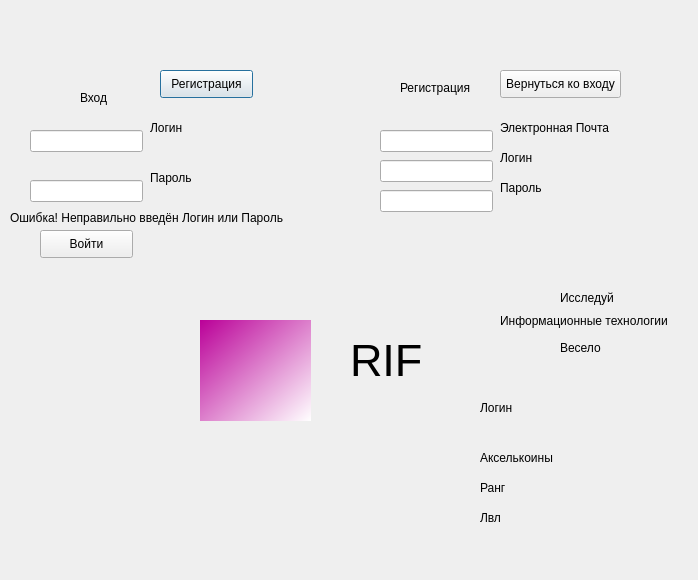
Before: the Qt Designer form 1.ui in UserName4108/Hakaton1, drawn with Qt 5.
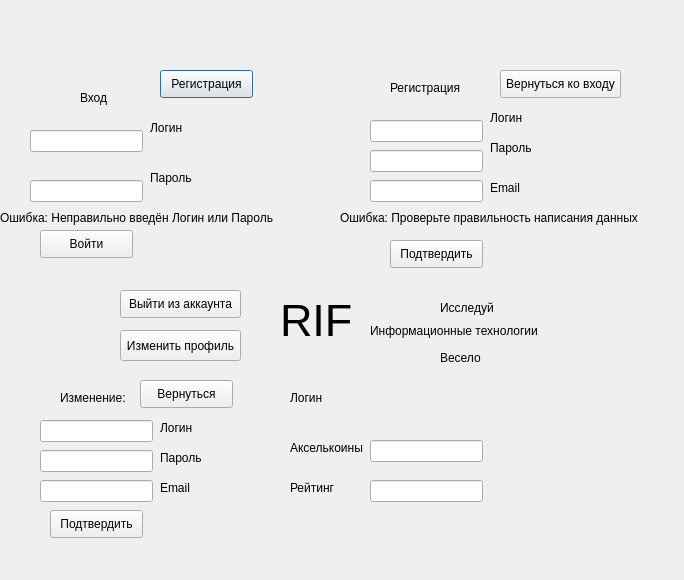
After: the same form once the commit is applied.

Commit message: Работа с главной страницей

Patch:
```diff
--- a/1.ui
+++ b/1.ui
@@ -6,7 +6,7 @@
    <rect>
     <x>0</x>
     <y>0</y>
-    <width>698</width>
+    <width>684</width>
     <height>580</height>
    </rect>
   </property>
@@ -16,8 +16,8 @@
   <widget class="QLineEdit" name="r2">
    <property name="geometry">
     <rect>
-     <x>380</x>
-     <y>130</y>
+     <x>370</x>
+     <y>180</y>
      <width>113</width>
      <height>22</height>
     </rect>
@@ -26,7 +26,7 @@
   <widget class="QLabel" name="l4">
    <property name="geometry">
     <rect>
-     <x>400</x>
+     <x>390</x>
      <y>80</y>
      <width>81</width>
      <height>16</height>
@@ -39,21 +39,21 @@
   <widget class="QLabel" name="l5">
    <property name="geometry">
     <rect>
-     <x>500</x>
-     <y>120</y>
-     <width>121</width>
+     <x>490</x>
+     <y>180</y>
+     <width>31</width>
      <height>16</height>
     </rect>
    </property>
    <property name="text">
-    <string>Электронная Почта</string>
+    <string>Email</string>
    </property>
   </widget>
   <widget class="QLineEdit" name="r4">
    <property name="geometry">
     <rect>
-     <x>380</x>
-     <y>190</y>
+     <x>370</x>
+     <y>150</y>
      <width>113</width>
      <height>22</height>
     </rect>
@@ -62,9 +62,9 @@
   <widget class="QLabel" name="l7">
    <property name="geometry">
     <rect>
-     <x>500</x>
-     <y>180</y>
-     <width>55</width>
+     <x>490</x>
+     <y>140</y>
+     <width>51</width>
      <height>16</height>
     </rect>
    </property>
@@ -160,8 +160,8 @@
   <widget class="QLineEdit" name="r3">
    <property name="geometry">
     <rect>
-     <x>380</x>
-     <y>160</y>
+     <x>370</x>
+     <y>120</y>
      <width>113</width>
      <height>22</height>
     </rect>
@@ -170,9 +170,9 @@
   <widget class="QLabel" name="l6">
    <property name="geometry">
     <rect>
-     <x>500</x>
-     <y>150</y>
-     <width>55</width>
+     <x>490</x>
+     <y>110</y>
+     <width>41</width>
      <height>16</height>
     </rect>
    </property>
@@ -196,8 +196,8 @@
   <widget class="QLabel" name="z2">
    <property name="geometry">
     <rect>
-     <x>560</x>
-     <y>290</y>
+     <x>440</x>
+     <y>300</y>
      <width>55</width>
      <height>16</height>
     </rect>
@@ -209,8 +209,8 @@
   <widget class="QLabel" name="z3">
    <property name="geometry">
     <rect>
-     <x>500</x>
-     <y>310</y>
+     <x>370</x>
+     <y>320</y>
      <width>181</width>
      <height>21</height>
     </rect>
@@ -222,8 +222,8 @@
   <widget class="QLabel" name="z4">
    <property name="geometry">
     <rect>
-     <x>560</x>
-     <y>340</y>
+     <x>440</x>
+     <y>350</y>
      <width>55</width>
      <height>16</height>
     </rect>
@@ -232,36 +232,10 @@
     <string>Весело</string>
    </property>
   </widget>
-  <widget class="QLabel" name="z5">
-   <property name="geometry">
-    <rect>
-     <x>480</x>
-     <y>400</y>
-     <width>55</width>
-     <height>16</height>
-    </rect>
-   </property>
-   <property name="text">
-    <string>Логин</string>
-   </property>
-  </widget>
-  <widget class="QLabel" name="z6">
-   <property name="geometry">
-    <rect>
-     <x>480</x>
-     <y>450</y>
-     <width>81</width>
-     <height>16</height>
-    </rect>
-   </property>
-   <property name="text">
-    <string>Акселькоины</string>
-   </property>
-  </widget>
   <widget class="QLabel" name="lo">
    <property name="geometry">
     <rect>
-     <x>10</x>
+     <x>0</x>
      <y>210</y>
      <width>291</width>
      <height>16</height>
@@ -271,55 +245,14 @@
     <enum>QFrame::NoFrame</enum>
    </property>
    <property name="text">
-    <string>Ошибка! Неправильно введён Логин или Пароль</string>
-   </property>
-  </widget>
-  <widget class="QLabel" name="label">
-   <property name="geometry">
-    <rect>
-     <x>480</x>
-     <y>480</y>
-     <width>31</width>
-     <height>16</height>
-    </rect>
-   </property>
-   <property name="text">
-    <string>Ранг</string>
-   </property>
-  </widget>
-  <widget class="QLabel" name="label_2">
-   <property name="geometry">
-    <rect>
-     <x>480</x>
-     <y>510</y>
-     <width>31</width>
-     <height>16</height>
-    </rect>
-   </property>
-   <property name="text">
-    <string>Лвл</string>
-   </property>
-  </widget>
-  <widget class="QWidget" name="widget" native="true">
-   <property name="geometry">
-    <rect>
-     <x>200</x>
-     <y>320</y>
-     <width>111</width>
-     <height>101</height>
-    </rect>
-   </property>
-   <property name="styleSheet">
-    <string notr="true">QWidget{
-background-color:qlineargradient(spread:pad, x1:0, y1:0, x2:1, y2:1, stop:0 rgba(186, 0, 152, 255), stop:1 rgba(255, 255, 255, 255))
-}</string>
+    <string>Ошибка: Неправильно введён Логин или Пароль</string>
    </property>
   </widget>
   <widget class="QLabel" name="z1">
    <property name="geometry">
     <rect>
-     <x>350</x>
-     <y>340</y>
+     <x>280</x>
+     <y>300</y>
      <width>71</width>
      <height>41</height>
     </rect>
@@ -335,6 +268,225 @@
     <string>RIF</string>
    </property>
   </widget>
+  <widget class="QLabel" name="lr1">
+   <property name="geometry">
+    <rect>
+     <x>340</x>
+     <y>210</y>
+     <width>321</width>
+     <height>16</height>
+    </rect>
+   </property>
+   <property name="text">
+    <string>Ошибка: Проверьте правильность написания данных</string>
+   </property>
+  </widget>
+  <widget class="QPushButton" name="p2">
+   <property name="geometry">
+    <rect>
+     <x>390</x>
+     <y>240</y>
+     <width>93</width>
+     <height>28</height>
+    </rect>
+   </property>
+   <property name="text">
+    <string>Подтвердить</string>
+   </property>
+  </widget>
+  <widget class="QLabel" name="z5">
+   <property name="geometry">
+    <rect>
+     <x>290</x>
+     <y>390</y>
+     <width>55</width>
+     <height>16</height>
+    </rect>
+   </property>
+   <property name="text">
+    <string>Логин</string>
+   </property>
+  </widget>
+  <widget class="QLabel" name="z6">
+   <property name="geometry">
+    <rect>
+     <x>290</x>
+     <y>440</y>
+     <width>81</width>
+     <height>16</height>
+    </rect>
+   </property>
+   <property name="text">
+    <string>Акселькоины</string>
+   </property>
+  </widget>
+  <widget class="QLabel" name="z7">
+   <property name="geometry">
+    <rect>
+     <x>290</x>
+     <y>480</y>
+     <width>51</width>
+     <height>16</height>
+    </rect>
+   </property>
+   <property name="text">
+    <string>Рейтинг</string>
+   </property>
+  </widget>
+  <widget class="QLineEdit" name="z9">
+   <property name="geometry">
+    <rect>
+     <x>370</x>
+     <y>480</y>
+     <width>113</width>
+     <height>22</height>
+    </rect>
+   </property>
+  </widget>
+  <widget class="QLineEdit" name="z8">
+   <property name="geometry">
+    <rect>
+     <x>370</x>
+     <y>440</y>
+     <width>113</width>
+     <height>22</height>
+    </rect>
+   </property>
+  </widget>
+  <widget class="QPushButton" name="z11">
+   <property name="geometry">
+    <rect>
+     <x>120</x>
+     <y>290</y>
+     <width>121</width>
+     <height>28</height>
+    </rect>
+   </property>
+   <property name="text">
+    <string>Выйти из аккаунта</string>
+   </property>
+  </widget>
+  <widget class="QPushButton" name="p3">
+   <property name="geometry">
+    <rect>
+     <x>120</x>
+     <y>330</y>
+     <width>121</width>
+     <height>31</height>
+    </rect>
+   </property>
+   <property name="text">
+    <string>Изменить профиль</string>
+   </property>
+  </widget>
+  <widget class="QLineEdit" name="o3">
+   <property name="geometry">
+    <rect>
+     <x>40</x>
+     <y>420</y>
+     <width>113</width>
+     <height>22</height>
+    </rect>
+   </property>
+  </widget>
+  <widget class="QLineEdit" name="o5">
+   <property name="geometry">
+    <rect>
+     <x>40</x>
+     <y>450</y>
+     <width>113</width>
+     <height>22</height>
+    </rect>
+   </property>
+  </widget>
+  <widget class="QLineEdit" name="o7">
+   <property name="geometry">
+    <rect>
+     <x>40</x>
+     <y>480</y>
+     <width>113</width>
+     <height>22</height>
+    </rect>
+   </property>
+  </widget>
+  <widget class="QLabel" name="o4">
+   <property name="geometry">
+    <rect>
+     <x>160</x>
+     <y>420</y>
+     <width>55</width>
+     <height>16</height>
+    </rect>
+   </property>
+   <property name="text">
+    <string>Логин</string>
+   </property>
+  </widget>
+  <widget class="QLabel" name="o8">
+   <property name="geometry">
+    <rect>
+     <x>160</x>
+     <y>480</y>
+     <width>55</width>
+     <height>16</height>
+    </rect>
+   </property>
+   <property name="text">
+    <string>Email</string>
+   </property>
+  </widget>
+  <widget class="QLabel" name="o1">
+   <property name="geometry">
+    <rect>
+     <x>60</x>
+     <y>390</y>
+     <width>71</width>
+     <height>16</height>
+    </rect>
+   </property>
+   <property name="text">
+    <string>Изменение:</string>
+   </property>
+  </widget>
+  <widget class="QPushButton" name="o2">
+   <property name="geometry">
+    <rect>
+     <x>140</x>
+     <y>380</y>
+     <width>93</width>
+     <height>28</height>
+    </rect>
+   </property>
+   <property name="text">
+    <string>Вернуться</string>
+   </property>
+  </widget>
+  <widget class="QPushButton" name="p4">
+   <property name="geometry">
+    <rect>
+     <x>50</x>
+     <y>510</y>
+     <width>93</width>
+     <height>28</height>
+    </rect>
+   </property>
+   <property name="text">
+    <string>Подтвердить</string>
+   </property>
+  </widget>
+  <widget class="QLabel" name="o6">
+   <property name="geometry">
+    <rect>
+     <x>160</x>
+     <y>450</y>
+     <width>55</width>
+     <height>16</height>
+    </rect>
+   </property>
+   <property name="text">
+    <string>Пароль</string>
+   </property>
+  </widget>
  </widget>
  <resources/>
  <connections/>
```
Left out of the diff: 6 changed lines with no effect on the pictures. The commit also changes 2 other files.
